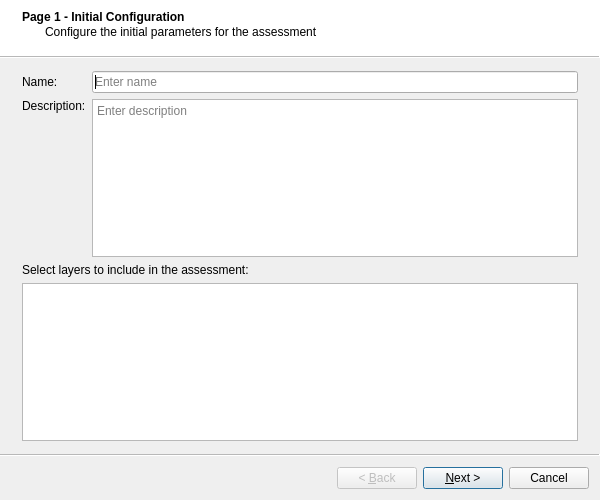
adtorres1987/q_assessment_wizard, file assessment_wizard_dialog_base.ui: the form before one commit.
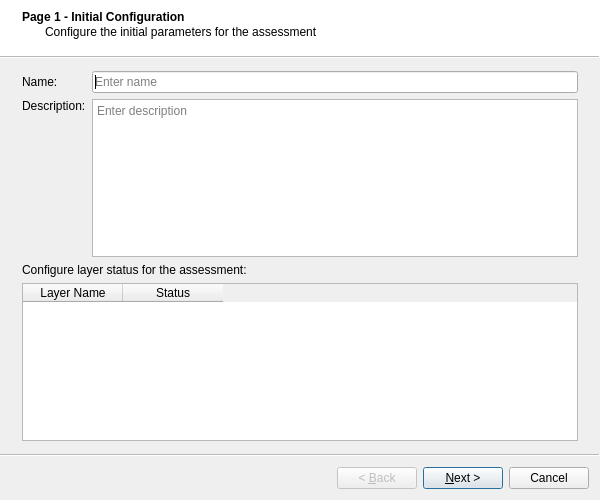
The form after the commit.

Commit message: QTableWidget with layers to select to assessment

What changed in the file:
```diff
--- a/assessment_wizard_dialog_base.ui
+++ b/assessment_wizard_dialog_base.ui
@@ -62,18 +62,31 @@
     <item>
      <widget class="QLabel" name="label_layers">
       <property name="text">
-       <string>Select layers to include in the assessment:</string>
+       <string>Configure layer status for the assessment:</string>
       </property>
      </widget>
     </item>
     <item>
-     <widget class="QListWidget" name="listWidget_layers">
-      <property name="selectionMode">
-       <enum>QAbstractItemView::MultiSelection</enum>
-      </property>
+     <widget class="QTableWidget" name="tableWidget_layers">
       <property name="toolTip">
        <string>Select one or more layers (hold Ctrl/Cmd to select multiple)</string>
       </property>
+      <property name="editTriggers">
+       <set>QAbstractItemView::NoEditTriggers</set>
+      </property>
+      <property name="selectionBehavior">
+       <enum>QAbstractItemView::SelectRows</enum>
+      </property>
+      <column>
+       <property name="text">
+        <string>Layer Name</string>
+       </property>
+      </column>
+      <column>
+       <property name="text">
+        <string>Status</string>
+       </property>
+      </column>
      </widget>
     </item>
    </layout>
```
Left out of the diff: 2 changed lines with no effect on the pictures. The commit also changes 2 other files.
